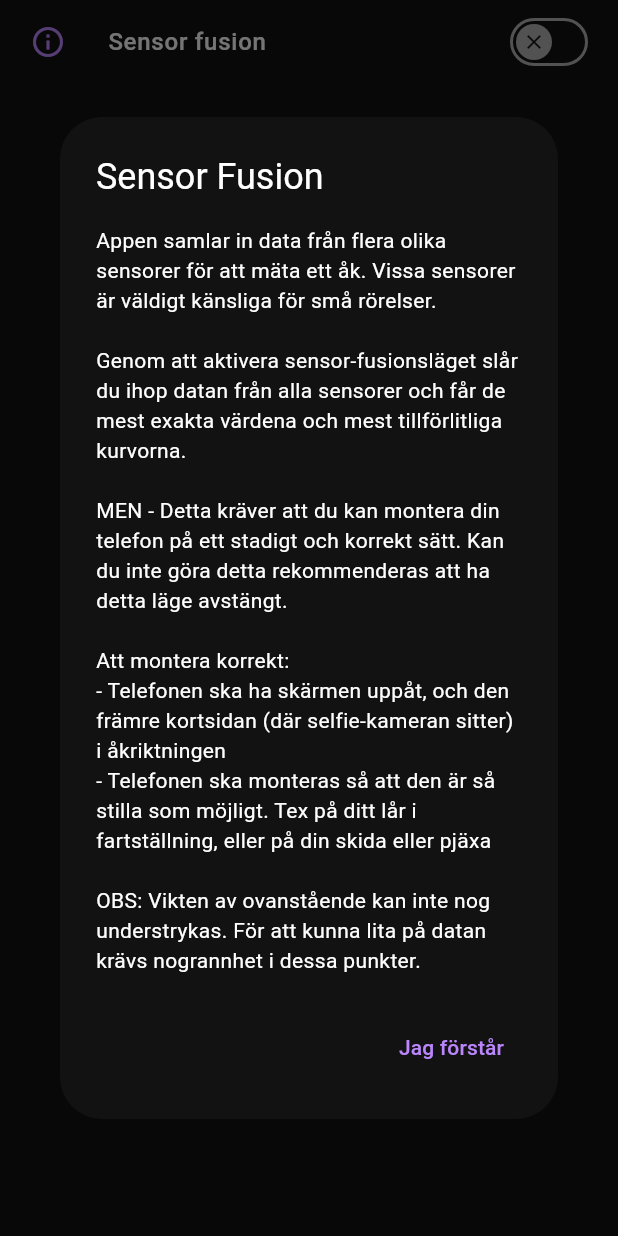
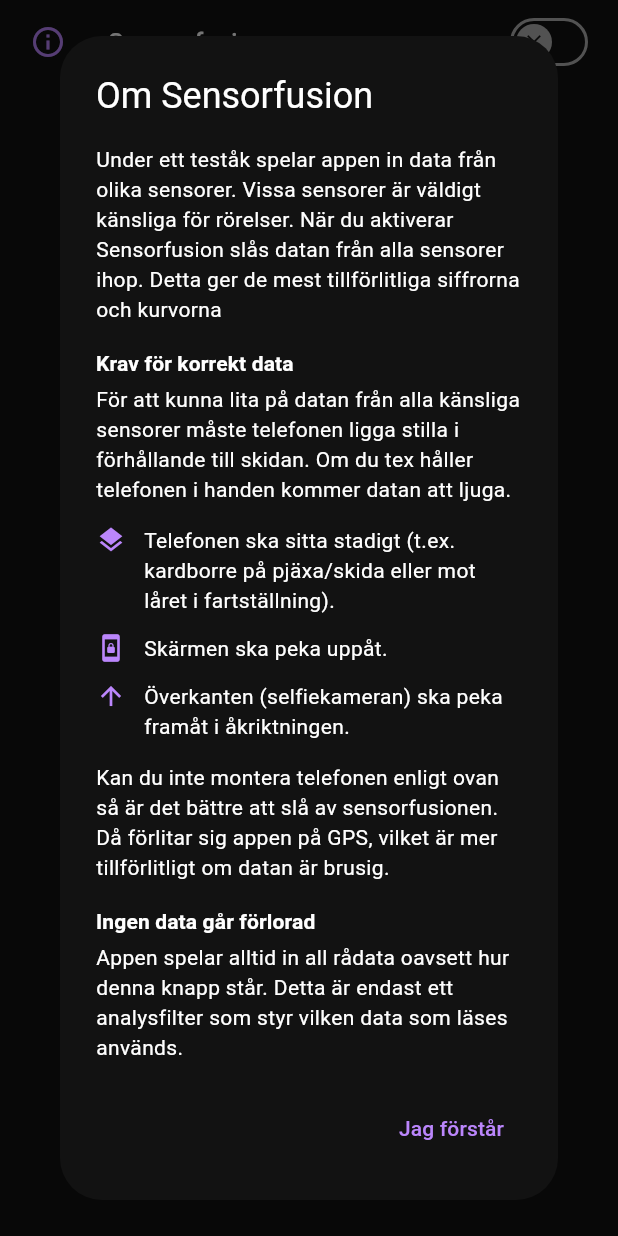
Before and after one commit to kristofferkarlsson93/skidpark, a Flutter app: the SensorFusionToggle widget shown alone on an empty page, opened directly with empty values, after a tap on the "info" icon, on a phone screen of 412 x 824 dp. Run offline on Flutter 3.47's test engine with Material 3 defaults, Android fonts, the phone set to English and light mode, and no system bars; our stand-ins replace drift, drift_flutter, fl_chart, flutter_svg, geolocator, sensors_plus and 1 more; accounts and stored records are empty; generated files the repository leaves out were written again.

Commit message:
fix: user instructions

```diff
--- a/lib/features/glide_testing/compare/widgets/sensor_fusion_switch.dart
+++ b/lib/features/glide_testing/compare/widgets/sensor_fusion_switch.dart
@@ -19,8 +19,7 @@ class SensorFusionToggle extends StatelessWidget {
         'Sensor fusion',
         style: theme.textTheme.bodyLarge?.copyWith(
           color: theme.colorScheme.onSurface,
-          fontWeight:
-              FontWeight.w500,
+          fontWeight: FontWeight.w500,
         ),
       ),
       activeThumbColor: theme.colorScheme.primaryContainer,
@@ -54,16 +53,63 @@ class SensorFusionToggle extends StatelessWidget {
             context: context,
             builder: (context) => AlertDialog(
               backgroundColor: theme.colorScheme.surfaceContainerHigh,
-              title: const Text('Sensor Fusion'),
-              content: const Text(
-                'Appen samlar in data från flera olika sensorer för att mäta ett åk. Vissa sensorer är väldigt känsliga för små rörelser. \n\n'
-                'Genom att aktivera sensor-fusionsläget slår du ihop datan från alla sensorer och får de mest exakta värdena och mest tillförlitliga kurvorna. \n\n'
-                'MEN - Detta kräver att du kan montera din telefon på ett stadigt och korrekt sätt. Kan du inte göra detta rekommenderas att ha detta läge avstängt.\n\n'
-                'Att montera korrekt:\n'
-                '- Telefonen ska ha skärmen uppåt, och den främre kortsidan (där selfie-kameran sitter) i åkriktningen\n'
-                '- Telefonen ska monteras så att den är så stilla som möjligt. Tex på ditt lår i fartställning, eller på din skida eller pjäxa\n\n'
-                'OBS: Vikten av ovanstående kan inte nog understrykas. För att kunna lita på datan krävs nogrannhet i dessa punkter.',
+              title: const Text('Om Sensorfusion'),
+              content: SingleChildScrollView(
+                child: Column(
+                  mainAxisSize: MainAxisSize.min,
+                  crossAxisAlignment: CrossAxisAlignment.start,
+                  children: [
+                    Text(
+                      'Under ett teståk spelar appen in data från olika sensorer. Vissa sensorer är väldigt känsliga för rörelser. När du aktiverar Sensorfusion slås datan från alla sensorer ihop. Detta ger de mest tillförlitliga siffrorna och kurvorna',
+                      style: theme.textTheme.bodyMedium,
+                    ),
+                    const SizedBox(height: 16),
 
+                    Text(
+                      'Krav för korrekt data',
+                      style: theme.textTheme.titleSmall?.copyWith(
+                        fontWeight: FontWeight.bold,
+                      ),
+                    ),
+                    const SizedBox(height: 4),
+                    Text(
+                      'För att kunna lita på datan från alla känsliga sensorer måste telefonen ligga stilla i förhållande till skidan. Om du tex håller telefonen i handen kommer datan att ljuga.',
+                      style: theme.textTheme.bodyMedium,
+                    ),
+                    const SizedBox(height: 8),
+
+                    _buildIconRow(
+                      theme,
+                      Icons.layers,
+                      'Telefonen ska sitta stadigt (t.ex. kardborre på pjäxa/skida eller mot låret i fartställning).',
+                    ),
+                    _buildIconRow(theme, Icons.screen_lock_portrait, 'Skärmen ska peka uppåt.'),
+                    _buildIconRow(
+                      theme,
+                      Icons.arrow_upward,
+                      'Överkanten (selfiekameran) ska peka framåt i åkriktningen.',
+                    ),
+
+                    const SizedBox(height: 8),
+                    Text(
+                      'Kan du inte montera telefonen enligt ovan så är det bättre att slå av sensorfusionen. Då förlitar sig appen på GPS, vilket är mer tillförlitligt om datan är brusig.',
+                      style: theme.textTheme.bodyMedium,
+                    ),
+                    const SizedBox(height: 16),
+                    Text(
+                      'Ingen data går förlorad',
+                      style: theme.textTheme.titleSmall?.copyWith(
+                        fontWeight: FontWeight.bold,
+                      ),
+                    ),
+                    const SizedBox(height: 4),
+                    Text(
+                      'Appen spelar alltid in all rådata oavsett hur denna knapp står. Detta är endast ett analysfilter som styr vilken data som läses används.',
+                      style: theme.textTheme.bodyMedium,
+                    ),
+                    const SizedBox(height: 16),
+                  ],
+                ),
               ),
               actions: [
                 TextButton(
@@ -77,4 +123,20 @@ class SensorFusionToggle extends StatelessWidget {
       ),
     );
   }
+
+  Widget _buildIconRow(ThemeData theme, IconData icon, String text) {
+    return Padding(
+      padding: const EdgeInsets.symmetric(vertical: 6.0),
+      child: Row(
+        crossAxisAlignment: CrossAxisAlignment.start,
+        children: [
+          Icon(icon, size: 20, color: theme.colorScheme.primary),
+          const SizedBox(width: 12),
+          Expanded(
+            child: Text(text, style: theme.textTheme.bodyMedium),
+          ),
+        ],
+      ),
+    );
+  }
 }
```
